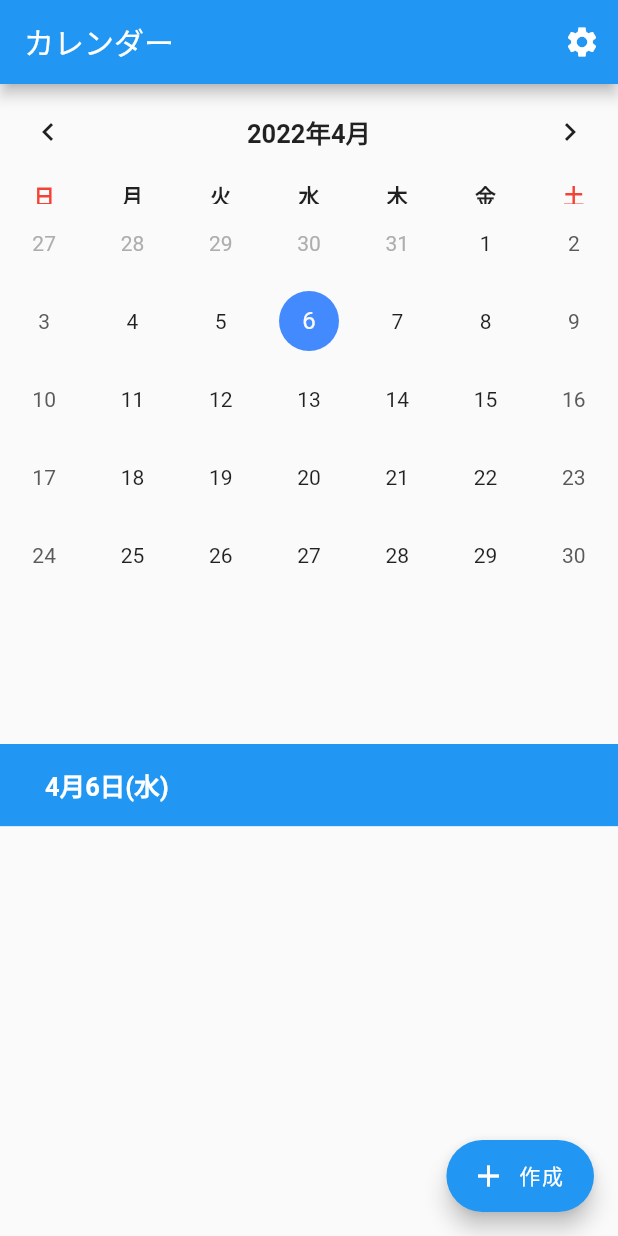
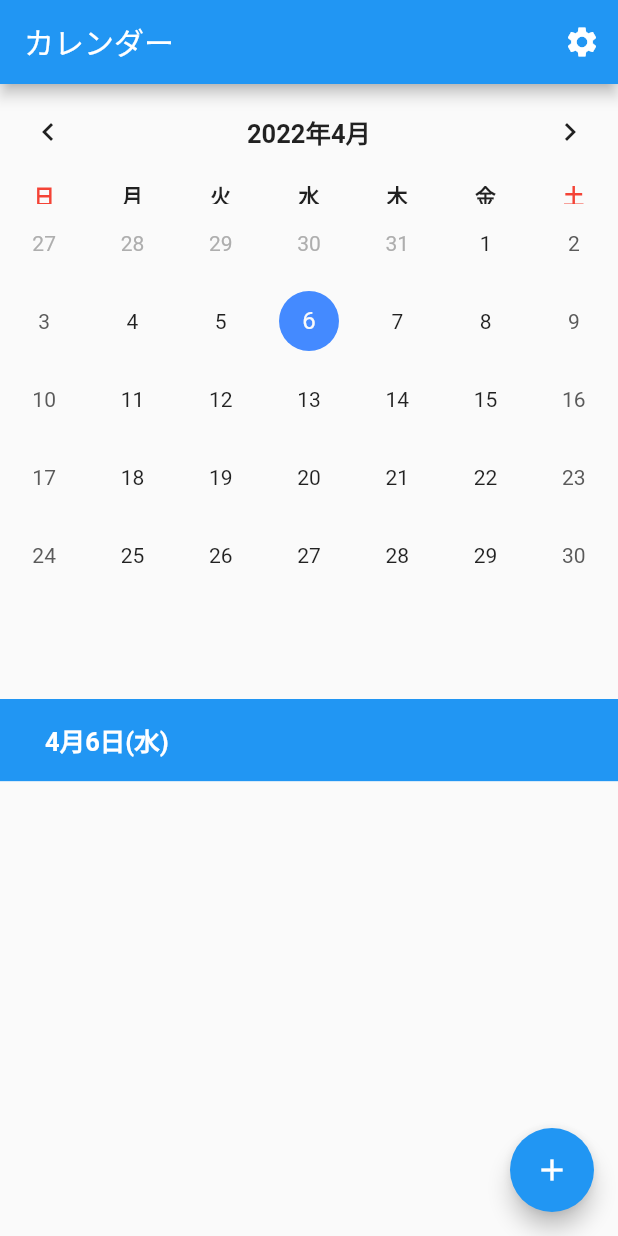
Before and after one commit to mqkotoo/deadline_management_app, a Flutter app: the screen it shows once a user with an empty profile is signed in, on a phone screen of 412 x 824 dp. Run offline on Flutter 3.47's test engine with Material 2 defaults, Android fonts, the phone set to English and light mode, and no system bars; drawn by our look-alikes of table_calendar; our stand-ins replace firebase_auth, firebase_core, flutter_slidable, modal_progress_hud_nsn; accounts and stored records are empty.

Commit message:
fix routing

```diff
--- a/lib/main.dart
+++ b/lib/main.dart
@@ -23,7 +23,7 @@ class MyApp extends StatelessWidget {
   @override
   Widget build(BuildContext context) {
     return MaterialApp(
-      // initialRoute: CalendarScreen.id,
+      debugShowCheckedModeBanner: false,
       routes: <String, WidgetBuilder> {
         WelcomeScreen.id: (BuildContext context) => WelcomeScreen(),
         LoginScreen.id: (BuildContext context) => LoginScreen(),
@@ -31,6 +31,8 @@ class MyApp extends StatelessWidget {
         CalendarScreen.id: (BuildContext context) => CalendarScreen(),
         SettingScreen.id: (BuildContext context) => SettingScreen(),
       },
+
+      // ログインしているかしていないかで最初に表示するページを変える処理
       home: StreamBuilder<User?>(
         stream: FirebaseAuth.instance.authStateChanges(),
         builder: (context, snapshot) {
--- a/lib/screens/calendar_screen.dart
+++ b/lib/screens/calendar_screen.dart
@@ -60,7 +60,7 @@ class _CalendarScreenState extends State<CalendarScreen> {
       body: Column(
         children: [
           SizedBox(
-            height: 440,
+            height: 410,
             child: TableCalendar(
               locale: 'ja_JP',
               shouldFillViewport: true,
@@ -214,7 +214,7 @@ class _CalendarScreenState extends State<CalendarScreen> {
                 padding: EdgeInsets.only(left: 17.5),
                 child: ListTile(
                   title: Text(
-                    "● " + event.title,
+                    event.title,
                     style: TextStyle(
                       fontSize: 20,
                     ),
@@ -227,10 +227,9 @@ class _CalendarScreenState extends State<CalendarScreen> {
       ),
 
       // タスク作成ボタン
-      floatingActionButton: FloatingActionButton.extended(
+      floatingActionButton: FloatingActionButton(
         onPressed: () => _showAddDialog(),
-        label: Text("作成"),
-        icon: Icon(Icons.add),
+        child : Icon(Icons.add),
       ),
     );
   }
--- a/lib/screens/setting_screen.dart
+++ b/lib/screens/setting_screen.dart
@@ -20,7 +20,11 @@ class SettingScreen extends StatelessWidget {
         child: Text('ログアウト'),
         onPressed: () {
           _auth.signOut();
-          Navigator.pushNamed(context, WelcomeScreen.id);
+
+          // 全画面ポップしてWELCOME画面を表示する
+          Navigator.of(context).pushNamedAndRemoveUntil(
+              WelcomeScreen.id, (route) => false);
+
           print("ログアウトしました");
         },
       ),
```
Also changed, not shown: lib/screens/login_screen.dart (+5 -3 lines), 1 other file.
